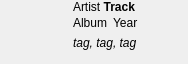
The window that app/client/widgets/TrackListViewItem.ui (dougma/lastfm-desktop) describes before a commit, drawn with Qt 5.
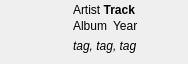
The same window after the commit. Icons and pictures are not drawn.

```diff
--- a/app/client/widgets/TrackListViewItem.ui
+++ b/app/client/widgets/TrackListViewItem.ui
@@ -52,6 +52,9 @@
      <property name="leftMargin" >
       <number>9</number>
      </property>
+     <property name="topMargin" >
+      <number>3</number>
+     </property>
      <item>
       <widget class="QLabel" name="artist" >
        <property name="text" >
```
